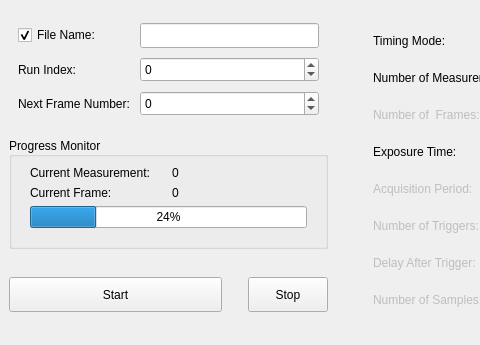
First picture: the form in slsDetectorGui/forms/form_tab_measurement.ui, repository slsdetectorgroup/slsDetectorPackage, before the edit; both pictures show x 0 to 480 and y 0 to 345 of the 775 by 345 pixel window.
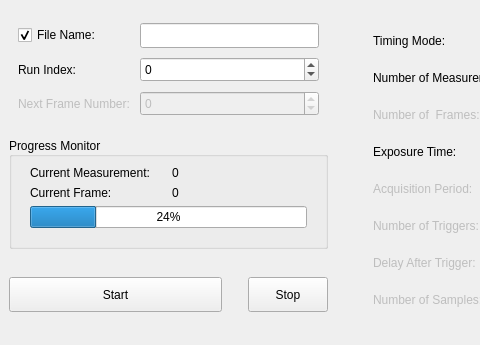
Second picture: the form after the edit. Icons and pictures are not drawn.

Commit message: by default starting fnum disabled in gui

Patch:
```diff
--- a/slsDetectorGui/forms/form_tab_measurement.ui
+++ b/slsDetectorGui/forms/form_tab_measurement.ui
@@ -345,6 +345,9 @@
       </item>
       <item row="2" column="1">
        <widget class="QSpinBox" name="spinStartingFrameNumber">
+        <property name="enabled">
+         <bool>false</bool>
+        </property>
         <property name="sizePolicy">
          <sizepolicy hsizetype="Preferred" vsizetype="Fixed">
           <horstretch>0</horstretch>
@@ -388,6 +391,9 @@
       </item>
       <item row="2" column="0">
        <widget class="QLabel" name="lblStartingFrameNumber">
+        <property name="enabled">
+         <bool>false</bool>
+        </property>
         <property name="toolTip">
          <string>&lt;html&gt;&lt;head/&gt;&lt;body&gt;&lt;p&gt;The starting frame number of next acquisition.&lt;/p&gt;&lt;p&gt;#startingfnum&lt;/p&gt;&lt;/body&gt;&lt;/html&gt;</string>
         </property>
```
The commit also changes 1 other file.
